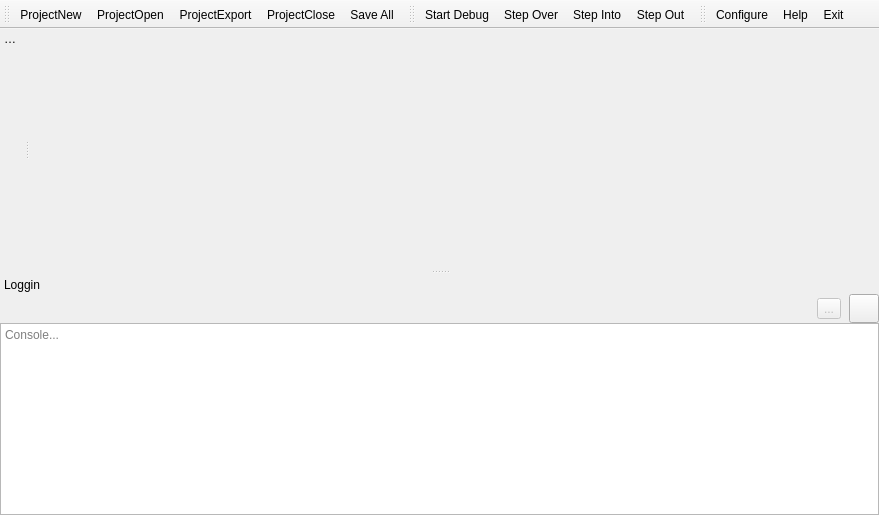
martinribelotta/embedded-ide, file mainwindow.ui: the form before one commit.
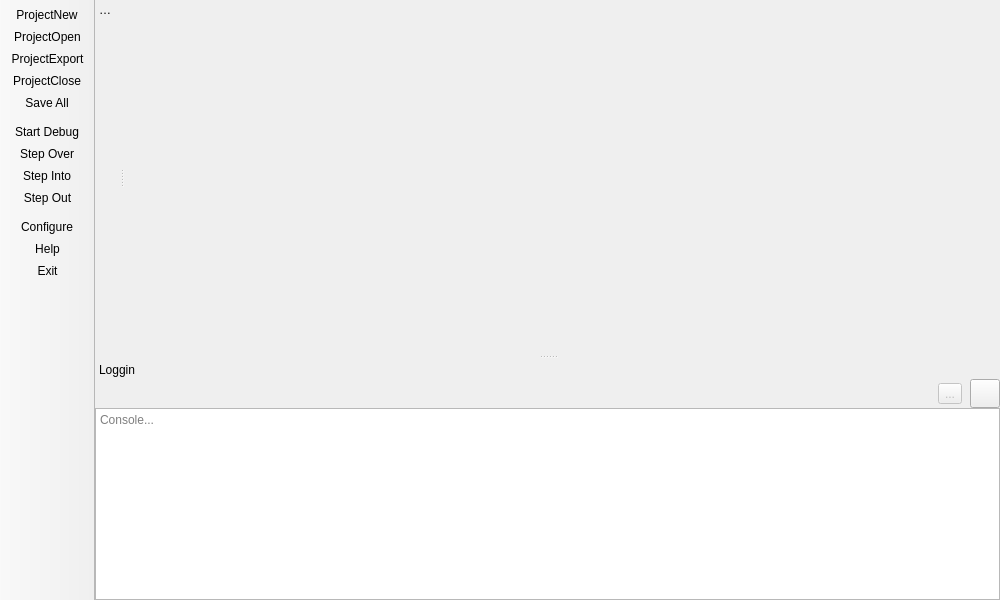
The form after the commit. Icons and pictures are not drawn. Custom widgets are drawn as their Qt base class.

What changed in the file:
```diff
--- a/mainwindow.ui
+++ b/mainwindow.ui
@@ -6,8 +6,8 @@
    <rect>
     <x>0</x>
     <y>0</y>
-    <width>879</width>
-    <height>515</height>
+    <width>1000</width>
+    <height>600</height>
    </rect>
   </property>
   <property name="windowTitle">
@@ -24,6 +24,12 @@
    <property name="windowTitle">
     <string>toolBar</string>
    </property>
+   <property name="movable">
+    <bool>false</bool>
+   </property>
+   <property name="allowedAreas">
+    <set>Qt::LeftToolBarArea</set>
+   </property>
    <property name="iconSize">
     <size>
      <width>32</width>
@@ -34,7 +40,7 @@
     <bool>false</bool>
    </property>
    <attribute name="toolBarArea">
-    <enum>TopToolBarArea</enum>
+    <enum>LeftToolBarArea</enum>
    </attribute>
    <attribute name="toolBarBreak">
     <bool>false</bool>
@@ -170,6 +176,12 @@
    <property name="windowTitle">
     <string>toolBar_3</string>
    </property>
+   <property name="movable">
+    <bool>false</bool>
+   </property>
+   <property name="allowedAreas">
+    <set>Qt::LeftToolBarArea</set>
+   </property>
    <property name="iconSize">
     <size>
      <width>32</width>
@@ -177,7 +189,7 @@
     </size>
    </property>
    <attribute name="toolBarArea">
-    <enum>TopToolBarArea</enum>
+    <enum>LeftToolBarArea</enum>
    </attribute>
    <attribute name="toolBarBreak">
     <bool>false</bool>
@@ -191,6 +203,12 @@
    <property name="windowTitle">
     <string>toolBar_4</string>
    </property>
+   <property name="movable">
+    <bool>false</bool>
+   </property>
+   <property name="allowedAreas">
+    <set>Qt::LeftToolBarArea</set>
+   </property>
    <property name="iconSize">
     <size>
      <width>32</width>
@@ -198,7 +216,7 @@
     </size>
    </property>
    <attribute name="toolBarArea">
-    <enum>TopToolBarArea</enum>
+    <enum>LeftToolBarArea</enum>
    </attribute>
    <attribute name="toolBarBreak">
     <bool>false</bool>
```
Left out of the diff: 3 changed lines with no effect on the pictures.
